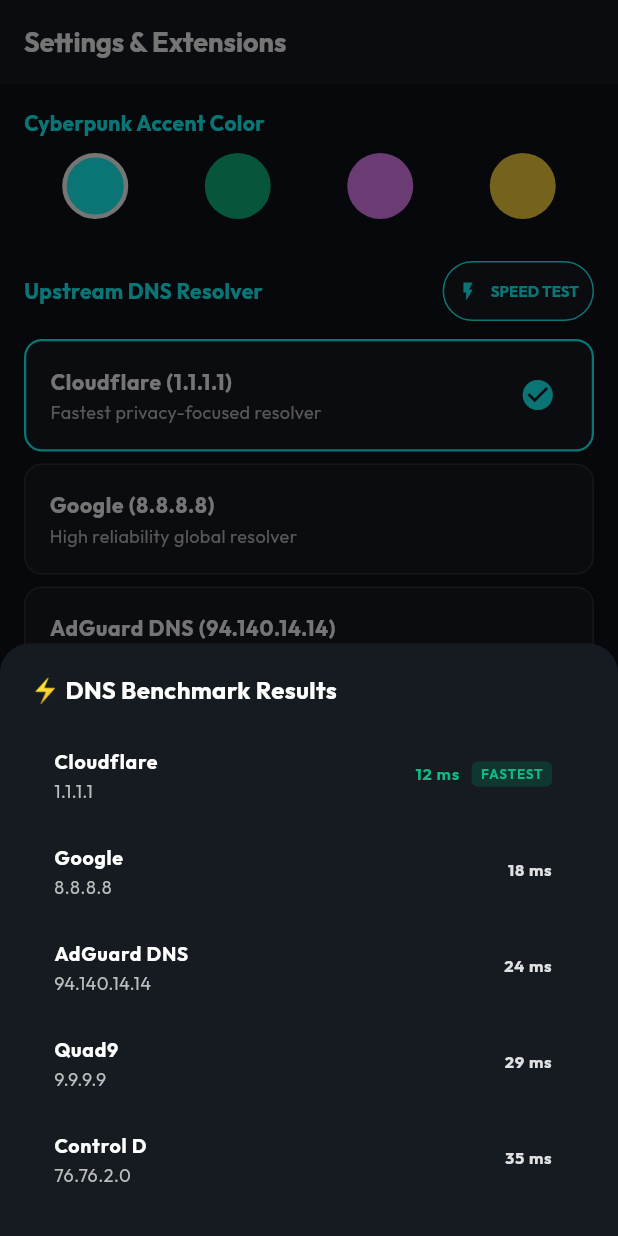
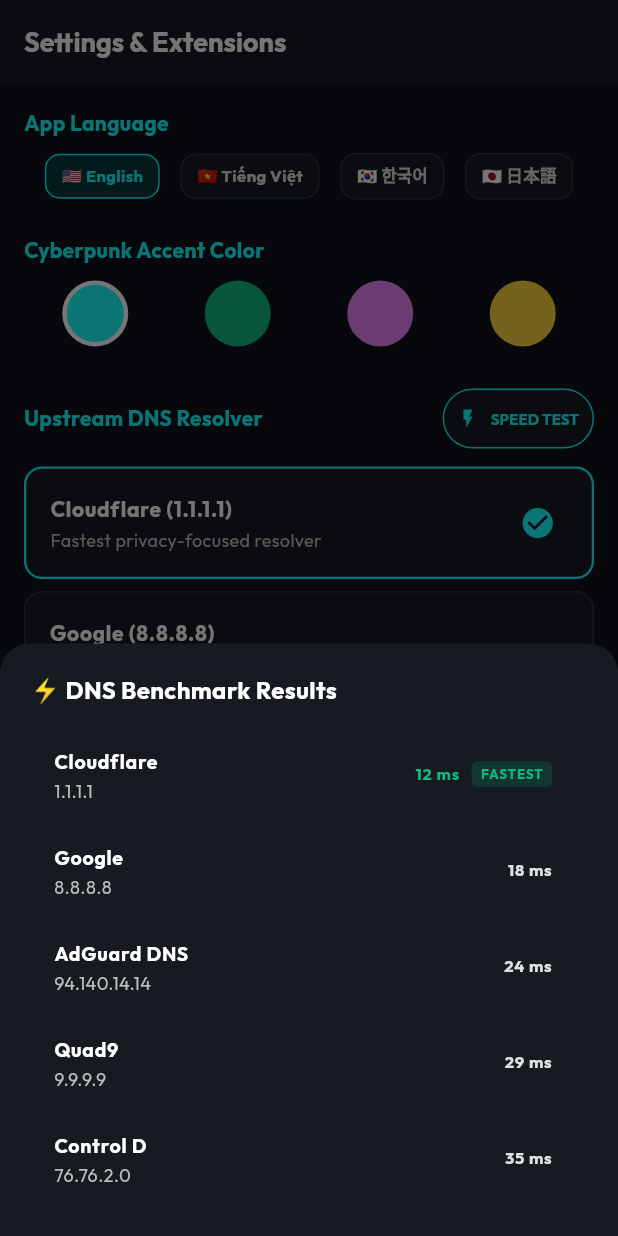
Before and after one commit to vannt-dev/aegis-net, a Flutter app: the screen it shows after launch, item 5 of the bottom bar chosen, after a tap on "SPEED TEST", on a phone screen of 412 x 824 dp. Run offline on Flutter 3.47's test engine with Material 3 defaults, Android fonts, the phone set to English and light mode, and no system bars; our stand-ins replace fl_chart, flutter_animate, google_fonts, shared_preferences; missing offline and left inert: dart:ffi.

Commit message:
feat: add Rust DNS In-Memory Cache, SafeSearch rewrite, CSV log export, and 4-language i18n (EN, VI, KO, JA)

```diff
--- /dev/null
+++ b/lib/src/i18n/app_strings.dart
@@ -0,0 +1,110 @@
+class AppStrings {
+  static String lang = 'en';
+
+  static final Map<String, Map<String, String>> _localizedValues = {
+    'en': {
+      'app_title': 'AEGIS NET',
+      'app_subtitle': 'Rust-Powered Privacy Guard',
+      'protected': 'PROTECTED',
+      'unprotected': 'UNPROTECTED',
+      'paused': 'PAUSED',
+      'tap_to_start': 'TAP TO START',
+      'connecting': 'CONNECTING',
+      'total_queries': 'Total Queries',
+      'ads_blocked': 'Ads Blocked',
+      'block_rate': 'Block Rate',
+      'data_saved': 'Data Saved',
+      'traffic_overview': 'Traffic & Latency',
+      'pause': 'Pause',
+      'resume_now': 'RESUME NOW',
+      'rules_title': 'Filter Rules & Engine',
+      'logs_title': 'Live Query Logs',
+      'analytics_title': 'Detailed Analytics & Reports',
+      'settings_title': 'Settings & Extensions',
+      'theme_title': 'Cyberpunk Accent Color',
+      'language_title': 'App Language',
+      'export_json': 'EXPORT JSON',
+      'speed_test': 'SPEED TEST',
+      'export_logs': 'EXPORT LOGS (CSV)',
+    },
+    'vi': {
+      'app_title': 'AEGIS NET',
+      'app_subtitle': 'Tường lửa Bảo mật nhân Rust',
+      'protected': 'ĐÃ BẢO VỆ',
+      'unprotected': 'CHƯA BẢO VỆ',
+      'paused': 'TẠM DỪNG',
+      'tap_to_start': 'BẤM ĐỂ BẬT',
+      'connecting': 'ĐANG KẾT NỐI',
+      'total_queries': 'Tổng Truy Vấn',
+      'ads_blocked': 'Quảng Cáo Đã Chặn',
+      'block_rate': 'Tỷ Lệ Chặn',
+      'data_saved': 'Dung Lượng Tiết Kiệm',
+      'traffic_overview': 'Lưu Lượng & Độ Trễ',
+      'pause': 'Tạm dừng',
+      'resume_now': 'BẬT LẠI NGAY',
+      'rules_title': 'Quy Tắc & Bộ Lọc',
+      'logs_title': 'Nhật Ký Truy Vấn Live',
+      'analytics_title': 'Báo Cáo & Thống Kê Chi Tiết',
+      'settings_title': 'Cài Đặt & Tiện Ích',
+      'theme_title': 'Tông Màu Cyberpunk Neon',
+      'language_title': 'Ngôn Ngữ Ứng Dụng',
+      'export_json': 'XUẤT FILE JSON',
+      'speed_test': 'ĐO TỐC ĐỘ DNS',
+      'export_logs': 'XUẤT LOGS (CSV)',
+    },
+    'ko': {
+      'app_title': 'AEGIS NET',
+      'app_subtitle': 'Rust 기반 개인정보 보안 방화벽',
+      'protected': '보호됨',
+      'unprotected': '보호 안 됨',
+      'paused': '일시 정지됨',
+      'tap_to_start': '탭하여 시작',
+      'connecting': '연결 중',
+      'total_queries': '총 쿼리 수',
+      'ads_blocked': '차단된 광고',
+      'block_rate': '차단율',
+      'data_saved': '절약된 데이터',
+      'traffic_overview': '트래픽 및 지연 시간',
+      'pause': '일시 정지',
+      'resume_now': '지금 다시 시작',
+      'rules_title': '필터 규칙 및 엔진',
+      'logs_title': '실시간 쿼리 로그',
+      'analytics_title': '상세 분석 및 보고서',
+      'settings_title': '설정 및 확장 기능',
+      'theme_title': '사이버펑크 네온 테마',
+      'language_title': '앱 언어 설정',
+      'export_json': 'JSON 내보내기',
+      'speed_test': '속도 테스트',
+      'export_logs': '로그 내보내기 (CSV)',
+    },
+    'ja': {
+      'app_title': 'AEGIS NET',
+      'app_subtitle': 'Rust駆動のプライバシーガード',
+      'protected': '保護中',
+      'unprotected': '未保護',
+      'paused': '一時停止中',
+      'tap_to_start': 'タップして開始',
+      'connecting': '接続中',
+      'total_queries': '総クエリ数',
+      'ads_blocked': 'ブロックされた広告',
+      'block_rate': 'ブロック率',
+      'data_saved': '節約されたデータ',
+      'traffic_overview': 'トラフィックとレイテンシ',
+      'pause': '一時停止',
+      'resume_now': '今すぐ再開',
+      'rules_title': 'フィルタールールとエンジン',
+      'logs_title': 'リアルタイムログ',
+      'analytics_title': '詳細分析とレポート',
+      'settings_title': '設定と拡張機能',
+      'theme_title': 'サイバーパンクネ온カラー',
+      'language_title': 'アプリ言語設定',
+      'export_json': 'JSONエクスポート',
+      'speed_test': 'スピードテスト',
+      'export_logs': 'ログエクスポート (CSV)',
+    },
+  };
+
+  static String get(String key) {
+    return _localizedValues[lang]?[key] ?? _localizedValues['en']![key] ?? key;
+  }
+}
--- a/lib/src/providers/theme_provider.dart
+++ b/lib/src/providers/theme_provider.dart
@@ -1,5 +1,6 @@
 import 'package:flutter/material.dart';
 import 'package:shared_preferences/shared_preferences.dart';
+import '../i18n/app_strings.dart';
 
 enum NeonTheme {
   cyan,
@@ -10,8 +11,10 @@
 
 class ThemeProvider extends ChangeNotifier {
   NeonTheme _currentTheme = NeonTheme.cyan;
+  String _currentLanguage = 'en';
 
   NeonTheme get currentTheme => _currentTheme;
+  String get currentLanguage => _currentLanguage;
 
   Color get primaryAccent {
     switch (_currentTheme) {
@@ -53,22 +56,39 @@
   }
 
   ThemeProvider() {
-    _loadTheme();
+    _loadPreferences();
   }
 
-  Future<void> _loadTheme() async {
+  Future<void> _loadPreferences() async {
+    try {
       final prefs = await SharedPreferences.getInstance();
       final index = prefs.getInt('neon_theme_idx') ?? 0;
+      _currentLanguage = prefs.getString('app_language') ?? 'en';
+      AppStrings.lang = _currentLanguage;
+
       if (index >= 0 && index < NeonTheme.values.length) {
         _currentTheme = NeonTheme.values[index];
+      }
       notifyListeners();
-    }
+    } catch (_) {}
   }
 
   void setTheme(NeonTheme theme) async {
     _currentTheme = theme;
+    try {
       final prefs = await SharedPreferences.getInstance();
       await prefs.setInt('neon_theme_idx', theme.index);
+    } catch (_) {}
+    notifyListeners();
+  }
+
+  void setLanguage(String langCode) async {
+    _currentLanguage = langCode;
+    AppStrings.lang = langCode;
+    try {
+      final prefs = await SharedPreferences.getInstance();
+      await prefs.setString('app_language', langCode);
+    } catch (_) {}
     notifyListeners();
   }
 }
--- a/lib/src/screens/dashboard_screen.dart
+++ b/lib/src/screens/dashboard_screen.dart
@@ -3,6 +3,8 @@
 import 'package:flutter_animate/flutter_animate.dart';
 import 'package:fl_chart/fl_chart.dart';
 import '../providers/vpn_provider.dart';
+import '../providers/theme_provider.dart';
+import '../i18n/app_strings.dart';
 
 const Color emeraldColor = Color(0xFF10B981);
 const Color emeraldDarkColor = Color(0xFF065F46);
@@ -13,6 +15,8 @@
   @override
   Widget build(BuildContext context) {
     final vpn = context.watch<VpnProvider>();
+    final theme = context.watch<ThemeProvider>();
+    final accent = theme.primaryAccent;
     final stats = vpn.stats;
 
     final int totalQueries = stats['total_queries'] ?? 0;
@@ -39,17 +43,17 @@
                     crossAxisAlignment: CrossAxisAlignment.start,
                     children: [
                       Text(
-                        'AEGIS NET',
+                        AppStrings.get('app_title'),
                         style: TextStyle(
                           fontSize: 22,
                           fontWeight: FontWeight.w900,
                           letterSpacing: 2.0,
-                          color: Colors.cyanAccent.shade200,
+                          color: accent,
                         ),
                       ),
                       const SizedBox(height: 2),
                       Text(
-                        'Rust-Powered Privacy Guard',
+                        AppStrings.get('app_subtitle'),
                         style: TextStyle(
                           fontSize: 12,
                           color: Colors.grey.shade400,
@@ -94,8 +98,10 @@
                         const SizedBox(width: 8),
                         Text(
                           vpn.isPaused
-                              ? 'PAUSED'
-                              : (vpn.isVpnActive ? 'PROTECTED' : 'UNPROTECTED'),
+                              ? AppStrings.get('paused')
+                              : (vpn.isVpnActive
+                                  ? AppStrings.get('protected')
+                                  : AppStrings.get('unprotected')),
                           style: TextStyle(
                             fontSize: 11,
                             fontWeight: FontWeight.bold,
@@ -136,7 +142,7 @@
                               color: Colors.amberAccent, size: 20),
                           const SizedBox(width: 10),
                           Text(
-                            'Paused for ${_formatDuration(vpn.pauseRemaining)}',
+                            '${AppStrings.get("paused")} (${_formatDuration(vpn.pauseRemaining)})',
                             style: const TextStyle(
                                 color: Colors.amberAccent,
                                 fontWeight: FontWeight.bold,
@@ -146,8 +152,8 @@
                       ),
                       TextButton(
                         onPressed: () => vpn.resumeProtection(),
-                        child: const Text('RESUME NOW',
-                            style: TextStyle(
+                        child: Text(AppStrings.get('resume_now'),
+                            style: const TextStyle(
                                 color: Colors.white,
                                 fontSize: 12,
                                 fontWeight: FontWeight.bold)),
@@ -163,6 +169,7 @@
                   isActive: vpn.isVpnActive,
                   isConnecting: vpn.isConnecting,
                   isPaused: vpn.isPaused,
+                  accentColor: accent,
                 ),
               ),
 
@@ -174,8 +181,9 @@
                   child: Row(
                     mainAxisAlignment: MainAxisAlignment.center,
                     children: [
-                      const Text('Pause: ',
-                          style: TextStyle(color: Colors.grey, fontSize: 12)),
+                      Text('${AppStrings.get("pause")}: ',
+                          style: const TextStyle(
+                              color: Colors.grey, fontSize: 12)),
                       _buildPauseChip(
                           context, vpn, '5m', const Duration(minutes: 5)),
                       const SizedBox(width: 6),
@@ -200,25 +208,25 @@
                 childAspectRatio: 1.45,
                 children: [
                   _buildStatCard(
-                    title: 'Total Queries',
+                    title: AppStrings.get('total_queries'),
                     value: '$totalQueries',
                     icon: Icons.swap_vert_rounded,
-                    color: Colors.cyanAccent,
+                    color: accent,
                   ),
                   _buildStatCard(
-                    title: 'Ads Blocked',
+                    title: AppStrings.get('ads_blocked'),
                     value: '$blockedQueries',
                     icon: Icons.shield_outlined,
                     color: emeraldColor,
                   ),
                   _buildStatCard(
-                    title: 'Block Rate',
+                    title: AppStrings.get('block_rate'),
                     value: '${blockRate.toStringAsFixed(1)}%',
                     icon: Icons.pie_chart_outline_rounded,
                     color: Colors.purpleAccent.shade100,
                   ),
                   _buildStatCard(
-                    title: 'Data Saved',
+                    title: AppStrings.get('data_saved'),
                     value: '${dataSavedMb.toStringAsFixed(1)} MB',
                     icon: Icons.data_saver_on_rounded,
                     color: Colors.amberAccent,
@@ -228,7 +236,7 @@
 
               const SizedBox(height: 28),
 
-              // Traffic Overview & DNS Latency Card
+              // Traffic Overview Card
               Container(
                 padding: const EdgeInsets.all(18),
                 decoration: BoxDecoration(
@@ -242,9 +250,9 @@
                     Row(
                       mainAxisAlignment: MainAxisAlignment.spaceBetween,
                       children: [
-                        const Text(
-                          'Traffic & Latency',
-                          style: TextStyle(
+                        Text(
+                          AppStrings.get('traffic_overview'),
+                          style: const TextStyle(
                             fontSize: 15,
                             fontWeight: FontWeight.bold,
                             color: Colors.white,
@@ -260,7 +268,7 @@
                               style: TextStyle(
                                 fontSize: 11,
                                 fontWeight: FontWeight.bold,
-                                color: Colors.cyanAccent.shade100,
+                                color: accent,
                               ),
                             ),
                           ],
@@ -272,8 +280,8 @@
                       height: 140,
                       child: LineChart(
                         LineChartData(
-                          gridData: FlGridData(show: false),
-                          titlesData: FlTitlesData(show: false),
+                          gridData: const FlGridData(show: false),
+                          titlesData: const FlTitlesData(show: false),
                           borderData: FlBorderData(show: false),
                           lineBarsData: [
                             LineChartBarData(
@@ -287,13 +295,13 @@
                                 FlSpot(6, 62),
                               ],
                               isCurved: true,
-                              color: Colors.cyanAccent,
+                              color: accent,
                               barWidth: 3,
                               isStrokeCapRound: true,
-                              dotData: FlDotData(show: false),
+                              dotData: const FlDotData(show: false),
                               belowBarData: BarAreaData(
                                 show: true,
-                                color: Colors.cyanAccent.withOpacity(0.12),
+                                color: accent.withOpacity(0.12),
                               ),
                             ),
                           ],
@@ -386,6 +394,7 @@
   final bool isActive;
   final bool isConnecting;
   final bool isPaused;
+  final Color accentColor;
 
   const GestureController({
     super.key,
@@ -393,13 +402,13 @@
     required this.isActive,
     required this.isConnecting,
     this.isPaused = false,
+    required this.accentColor,
   });
 
   @override
   Widget build(BuildContext context) {
-    final color = isPaused
-        ? Colors.amberAccent
-        : (isActive ? emeraldColor : Colors.cyanAccent);
+    final color =
+        isPaused ? Colors.amberAccent : (isActive ? emeraldColor : accentColor);
 
     return GestureDetector(
       onTap: onTap,
@@ -415,7 +424,7 @@
                   ? Colors.amber.shade900.withOpacity(0.6)
                   : (isActive
                       ? emeraldDarkColor.withOpacity(0.8)
-                      : Colors.cyan.shade900.withOpacity(0.6)),
+                      : accentColor.withOpacity(0.2)),
               const Color(0xFF161B22),
             ],
           ),
@@ -455,10 +464,12 @@
             const SizedBox(height: 8),
             Text(
               isConnecting
-                  ? 'CONNECTING'
+                  ? AppStrings.get('connecting')
                   : (isPaused
-                      ? 'PAUSED'
-                      : (isActive ? 'PROTECTED' : 'TAP TO START')),
+                      ? AppStrings.get('paused')
+                      : (isActive
+                          ? AppStrings.get('protected')
+                          : AppStrings.get('tap_to_start'))),
               style: TextStyle(
                 fontSize: 11,
                 fontWeight: FontWeight.bold,
--- a/lib/src/screens/logs_screen.dart
+++ b/lib/src/screens/logs_screen.dart
@@ -2,6 +2,8 @@
 import 'package:provider/provider.dart';
 import 'package:intl/intl.dart';
 import '../providers/vpn_provider.dart';
+import '../providers/theme_provider.dart';
+import '../i18n/app_strings.dart';
 
 const Color emeraldColor = Color(0xFF10B981);
 const Color emeraldDarkColor = Color(0xFF065F46);
@@ -16,9 +18,28 @@
 class _LogsScreenState extends State<LogsScreen> {
   String _searchQuery = '';
 
+  void _exportLogsCsv(List<DnsLogItem> logs) {
+    final StringBuffer csv = StringBuffer();
+    csv.writeln('ID,Timestamp,Domain,Status');
+    for (final item in logs) {
+      csv.writeln(
+          '${item.id},${item.timestamp.toIso8601String()},${item.domain},${item.isBlocked ? "BLOCKED" : "ALLOWED"}');
+    }
+
+    ScaffoldMessenger.of(context).showSnackBar(
+      SnackBar(
+        content: Text('CSV Logs Exported (${logs.length} entries)'),
+        backgroundColor: Colors.cyan.shade900,
+      ),
+    );
+  }
+
   @override
   Widget build(BuildContext context) {
     final vpn = context.watch<VpnProvider>();
+    final theme = context.watch<ThemeProvider>();
+    final accent = theme.primaryAccent;
+
     final logs = vpn.logs
         .where((log) =>
             log.domain.toLowerCase().contains(_searchQuery.toLowerCase()))
@@ -29,11 +50,18 @@
       appBar: AppBar(
         backgroundColor: const Color(0xFF161B22),
         elevation: 0,
-        title: const Text(
-          'Live Query Logs',
-          style: TextStyle(
+        title: Text(
+          AppStrings.get('logs_title'),
+          style: const TextStyle(
               fontSize: 18, fontWeight: FontWeight.bold, color: Colors.white),
         ),
+        actions: [
+          IconButton(
+            icon: Icon(Icons.file_download_outlined, color: accent),
+            tooltip: AppStrings.get('export_logs'),
+            onPressed: () => _exportLogsCsv(logs),
+          ),
+        ],
       ),
       body: Column(
         children: [
--- a/lib/src/screens/settings_screen.dart
+++ b/lib/src/screens/settings_screen.dart
@@ -4,6 +4,7 @@
 import '../providers/vpn_provider.dart';
 import '../providers/theme_provider.dart';
 import '../services/dns_benchmark_service.dart';
+import '../i18n/app_strings.dart';
 
 const Color emeraldColor = Color(0xFF10B981);
 const Color emeraldDarkColor = Color(0xFF065F46);
@@ -30,7 +31,7 @@
 
     final results = await DnsBenchmarkService.benchmarkAll();
     if (context.mounted) {
-      Navigator.pop(context); // Close loading dialog
+      Navigator.pop(context);
       _showBenchmarkResults(context, vpn, results);
     }
   }
@@ -120,18 +121,37 @@
       appBar: AppBar(
         backgroundColor: const Color(0xFF161B22),
         elevation: 0,
-        title: const Text(
-          'Settings & Extensions',
-          style: TextStyle(
+        title: Text(
+          AppStrings.get('settings_title'),
+          style: const TextStyle(
               fontSize: 18, fontWeight: FontWeight.bold, color: Colors.white),
         ),
       ),
       body: ListView(
         padding: const EdgeInsets.all(16),
         children: [
+          // App Language Selector (EN, VI, KO, JA)
+          Text(
+            AppStrings.get('language_title'),
+            style: TextStyle(
+                fontSize: 14, fontWeight: FontWeight.bold, color: accent),
+          ),
+          const SizedBox(height: 10),
+          Row(
+            mainAxisAlignment: MainAxisAlignment.spaceEvenly,
+            children: [
+              _buildLangChip(context, theme, 'en', '🇺🇸 English'),
+              _buildLangChip(context, theme, 'vi', '🇻🇳 Tiếng Việt'),
+              _buildLangChip(context, theme, 'ko', '🇰🇷 한국어'),
+              _buildLangChip(context, theme, 'ja', '🇯🇵 日本語'),
+            ],
+          ),
+
+          const SizedBox(height: 24),
+
           // Cyberpunk Neon Theme Selector
           Text(
-            'Cyberpunk Accent Color',
+            AppStrings.get('theme_title'),
             style: TextStyle(
                 fontSize: 14, fontWeight: FontWeight.bold, color: accent),
           ),
@@ -169,7 +189,7 @@
                       const EdgeInsets.symmetric(horizontal: 10, vertical: 6),
                 ),
                 icon: Icon(Icons.flash_on, size: 14, color: accent),
-                label: Text('SPEED TEST',
+                label: Text(AppStrings.get('speed_test'),
                     style: TextStyle(
                         color: accent,
                         fontSize: 10,
@@ -210,7 +230,7 @@
           const SizedBox(height: 24),
 
           // App-by-App Split Tunneling
-          Text(
+          const Text(
             'App-by-App Split Tunneling (Bypass VPN)',
             style: TextStyle(
                 fontSize: 14,
@@ -309,7 +329,7 @@
                   style:
                       OutlinedButton.styleFrom(side: BorderSide(color: accent)),
                   icon: Icon(Icons.download, size: 16, color: accent),
-                  label: Text('EXPORT JSON',
+                  label: Text(AppStrings.get('export_json'),
                       style: TextStyle(
                           color: accent,
                           fontSize: 11,
@@ -340,6 +360,34 @@
             ),
           ),
         ],
+      ),
+    );
+  }
+
+  Widget _buildLangChip(
+      BuildContext context, ThemeProvider theme, String code, String name) {
+    final isSelected = theme.currentLanguage == code;
+    return InkWell(
+      onTap: () => theme.setLanguage(code),
+      borderRadius: BorderRadius.circular(10),
+      child: Container(
+        padding: const EdgeInsets.symmetric(horizontal: 10, vertical: 6),
+        decoration: BoxDecoration(
+          color: isSelected
+              ? theme.primaryDarkAccent.withOpacity(0.5)
+              : const Color(0xFF161B22),
+          borderRadius: BorderRadius.circular(10),
+          border: Border.all(
+              color: isSelected ? theme.primaryAccent : Colors.white10),
+        ),
+        child: Text(
+          name,
+          style: TextStyle(
+            color: isSelected ? theme.primaryAccent : Colors.grey.shade300,
+            fontSize: 11,
+            fontWeight: FontWeight.bold,
+          ),
+        ),
       ),
     );
   }
```
Also changed, not shown: 3 other files. Lines whose indentation alone changed are shown as unchanged.
